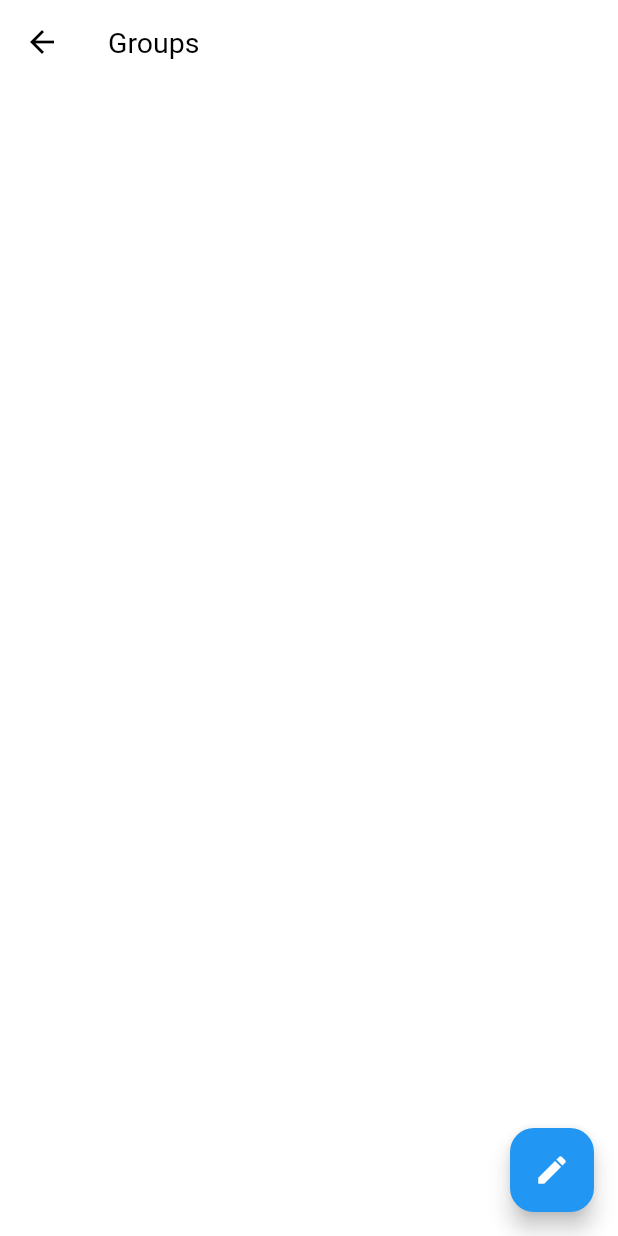
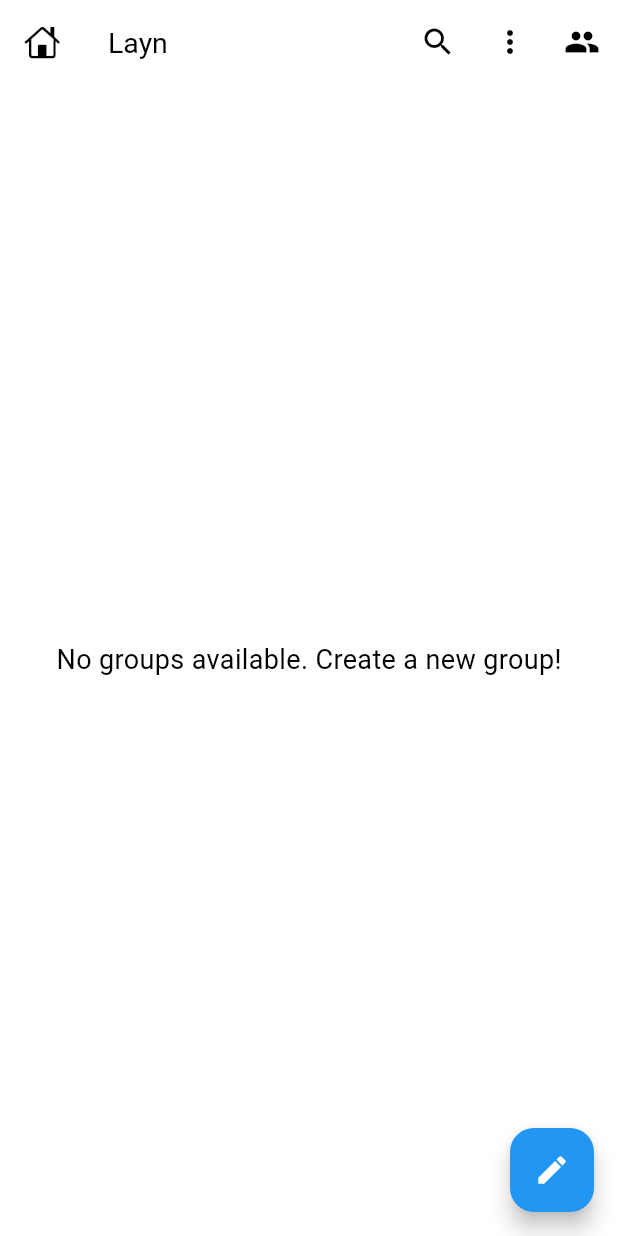
Before and after one commit to Ariwjy/Chat-App-Layn, a Flutter app: the GroupChatHomeScreen screen opened directly, on a phone screen of 412 x 824 dp. Run offline on Flutter 3.47's test engine with Material 3 defaults, Android fonts, the phone set to English and light mode, and no system bars; our stand-ins replace cached_network_image, cloud_firestore, emoji_picker_flutter, firebase_auth, firebase_core, firebase_messaging and 5 more; missing offline and left inert: gallery_saver_updated; accounts and stored records are empty.

Commit message:
UI group chat screen

```diff
--- a/lib/screen/groupchat/creategroup/create_group.dart
+++ b/lib/screen/groupchat/creategroup/create_group.dart
@@ -1,4 +1,5 @@
 
+import 'package:appchat/screen/groupchat/group_chat_screen.dart';
 import 'package:appchat/screen/homeScreen.dart';
 import 'package:cloud_firestore/cloud_firestore.dart';
 import 'package:firebase_auth/firebase_auth.dart';
@@ -52,7 +53,7 @@ class _CreateGroupState extends State<CreateGroup> {
     });
 
     Navigator.of(context).pushAndRemoveUntil(
-        MaterialPageRoute(builder: (_) => Homescreen()), (route) => false);
+        MaterialPageRoute(builder: (_) => GroupChatHomeScreen()), (route) => false);
   }
 
   @override
--- a/lib/screen/groupchat/group_chat_screen.dart
+++ b/lib/screen/groupchat/group_chat_screen.dart
@@ -1,7 +1,12 @@
+import 'package:appchat/api/apis.dart';
+import 'package:appchat/auth/profileScreen.dart';
+import 'package:appchat/models/chat_user.dart';
 import 'package:appchat/screen/groupchat/creategroup/add_members.dart';
 import 'package:appchat/screen/groupchat/group_chat_room.dart';
 import 'package:cloud_firestore/cloud_firestore.dart';
 import 'package:firebase_auth/firebase_auth.dart';
+import 'package:appchat/screen/homeScreen.dart';
+import 'package:flutter/cupertino.dart';
 import 'package:flutter/material.dart';
 
 class GroupChatHomeScreen extends StatefulWidget {
@@ -15,6 +20,12 @@ class _GroupChatHomeScreenState extends State<GroupChatHomeScreen> {
   final FirebaseFirestore _firestore = FirebaseFirestore.instance;
   final FirebaseAuth _auth = FirebaseAuth.instance;
   bool isLoading = true;
+  List<ChatUser> _list = [];
+
+  final List<ChatUser> _searchList = [];
+
+  bool _isSearching = false;
+
 
   List groupList = [];
 
@@ -46,7 +57,66 @@ class _GroupChatHomeScreenState extends State<GroupChatHomeScreen> {
 
     return Scaffold(
       appBar: AppBar(
-        title: Text("Groups"),
+            leading: IconButton(
+            icon: const Icon(CupertinoIcons.home),
+            onPressed:(){
+                Navigator.pushAndRemoveUntil(
+                  context,
+                  MaterialPageRoute(builder: (_) => Homescreen()),
+                  (Route<dynamic> route) => false,);
+              },
+            ),
+            title: _isSearching ?
+            TextField(
+              decoration: const InputDecoration(
+                  border: InputBorder.none, hintText: 'Name, Email, ...'),
+                autofocus: true,
+                style: TextStyle(fontSize: 17, letterSpacing: 0.5),
+                onChanged: (val){
+                  _searchList.clear();
+
+                  for (var i in _list) {
+                    if(i.name.toLowerCase().contains(val.toLowerCase()) ||
+                      i.email.toLowerCase().contains(val.toLowerCase())) {
+                        _searchList.add(i);
+                      }
+                      setState(() {
+                        _searchList;
+                      });
+                  }
+                },
+              )
+            : const Text('Layn'),
+            actions: [
+              //seacrh button
+              IconButton(
+                onPressed: () {
+                  setState(() {
+                    _isSearching =! _isSearching;
+                  });
+                },
+                icon: Icon(_isSearching
+                    ? CupertinoIcons.clear_circled_solid
+                    : Icons.search)),
+
+              //menu button
+              IconButton(onPressed: () {
+                Navigator.push(
+                  context, MaterialPageRoute(
+                    builder: (_) => ProfileScreen(user: APIs.me)));
+              }, icon: const Icon(Icons.more_vert)),
+              IconButton(
+              onPressed: () {
+                Navigator.push(
+                  context,
+                  MaterialPageRoute(
+                    builder: (_) => GroupChatHomeScreen(),
+                  ),
+                );
+              },
+              icon: Icon(Icons.group),
+              ),
+            ],
           ),
       body: isLoading
           ? Container(
@@ -54,6 +124,13 @@ class _GroupChatHomeScreenState extends State<GroupChatHomeScreen> {
               width: size.width,
               alignment: Alignment.center,
               child: CircularProgressIndicator(),
+            )
+          : groupList.isEmpty
+              ? Center(
+                  child: Text(
+                    "No groups available. Create a new group!",
+                    style: TextStyle(fontSize: 18),
+                  ),
                 )
           : ListView.builder(
                   itemCount: groupList.length,
--- a/lib/screen/homeScreen.dart
+++ b/lib/screen/homeScreen.dart
@@ -119,7 +119,7 @@ class _HomeScreenState extends State<Homescreen> {
                   ),
                 );
               },
-              icon: Icon(Icons.navigate_next),
+              icon: Icon(Icons.group),
               ),
             ],
           ),
```
Also changed, not shown: lib/screen/groupchat/creategroup/add_members.dart (+11 -0 lines). Lines whose indentation alone changed are shown as unchanged.
